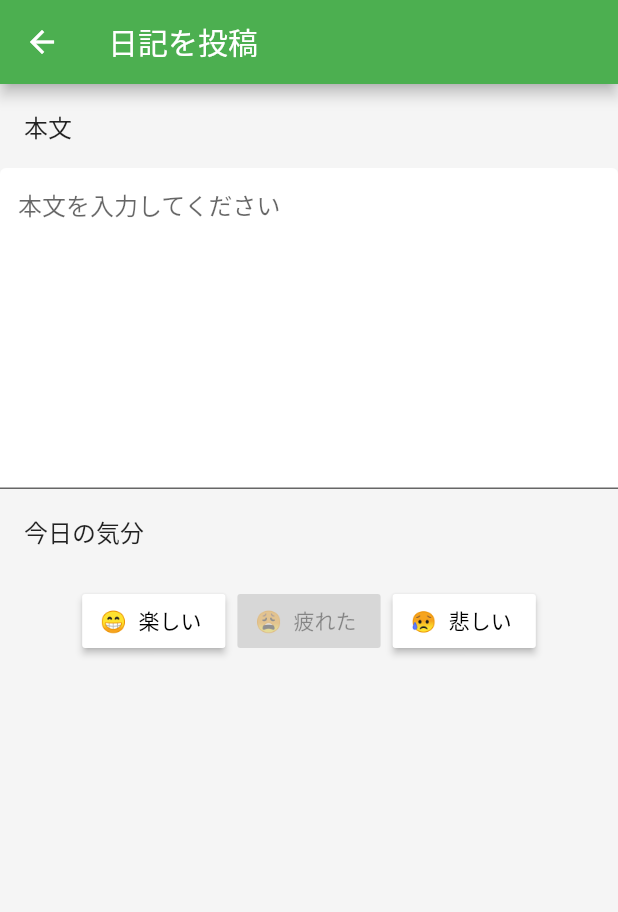
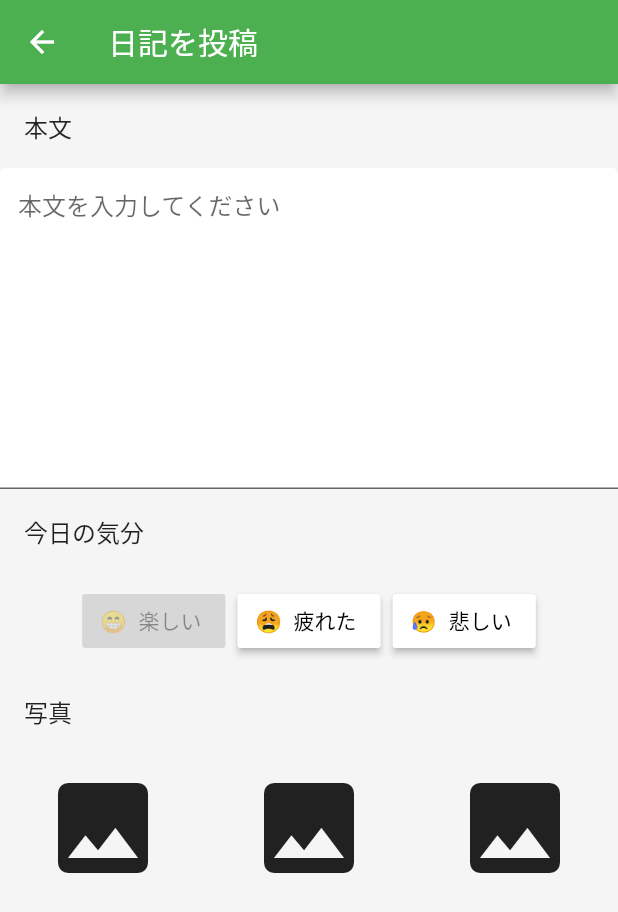
Before and after one commit to suusan2go/familog-app, a Flutter app: the DiaryEntryForm screen opened directly, after a tap on "楽しい", on a phone screen of 412 x 824 dp. Shown: the top 912 px of the screen. Run offline on Flutter 3.47's test engine with Material 2 defaults, Android fonts, the phone set to English and light mode, and no system bars; our stand-ins replace image_picker; network calls fail.

Commit message:
add image picker for diary entry form

```diff
--- a/lib/presentation/diary_entry_form.dart
+++ b/lib/presentation/diary_entry_form.dart
@@ -1,5 +1,8 @@
+import 'dart:io';
+
 import 'package:flutter/material.dart';
 import 'package:flutter/widgets.dart';
+import 'package:image_picker/image_picker.dart';
 
 class DiaryEntryForm extends StatefulWidget {
   @override
@@ -10,9 +13,54 @@ class DiaryEntryForm extends StatefulWidget {
 
 class _DiaryEntryFormState extends State<DiaryEntryForm> {
   String _body;
+  String _emoji;
+  File _imageFile1;
+  File _imageFile2;
+  File _imageFile3;
 
   void onChangeBody(String body) {
-    this._body = body;
+    setState(() {
+      this._body = body;
+    });
+  }
+
+  void onPressedSad() {
+    setState(() {
+      this._emoji = "sad";
+    });
+  }
+
+  void onPressedTired() {
+    setState(() {
+      this._emoji = "tired";
+    });
+  }
+
+  void onPressedHappy() {
+    setState(() {
+      this._emoji = "happy";
+    });
+  }
+
+  void getImage1() async {
+    var _fileName = await ImagePicker.pickImage();
+    setState(() {
+      _imageFile1 = _fileName;
+    });
+  }
+
+  void getImage2() async {
+    var _fileName = await ImagePicker.pickImage();
+    setState(() {
+      _imageFile2 = _fileName;
+    });
+  }
+
+  void getImage3() async {
+    var _fileName = await ImagePicker.pickImage();
+    setState(() {
+      _imageFile3 = _fileName;
+    });
   }
 
   @override
@@ -47,27 +95,65 @@ class _DiaryEntryFormState extends State<DiaryEntryForm> {
                 new RaisedButton.icon(
                   icon: const Text('😁'),
                   label: const Text('楽しい'),
-                  onPressed: () {
-                    // Perform some action
-                  },
+                  onPressed: _emoji == "happy" ? null : this.onPressedHappy,
                   color: Colors.white,
                 ),
                 new RaisedButton.icon(
                   color: Colors.white,
                   icon: const Text('😩'),
                   label: const Text('疲れた'),
-                  onPressed: null
+                  onPressed: _emoji == "tired" ? null : this.onPressedTired,
                 ),
                 new RaisedButton.icon(
                   color: Colors.white,
                   icon: const Text('😥'),
                   label: const Text('悲しい'),
-                  onPressed: () {
-                    // Perform some action
-                  },
+                  onPressed: _emoji == "sad" ? null : this.onPressedSad,
                 ),
               ],
             ),
+            new ListTile(
+              title: new Text("写真"),
+            ),
+            new Row(
+              mainAxisAlignment: MainAxisAlignment.spaceEvenly,
+              crossAxisAlignment: CrossAxisAlignment.center,
+              children: <Widget>[
+                new Expanded(
+                  child: new Container(
+                    padding: new EdgeInsets.only(left: 10.0, right: 10.0),
+                    height: 100.0,
+                    child: _imageFile1 == null ? new IconButton(
+                        icon: new Icon(Icons.image, size: 80.0),
+                        tooltip: 'Increase volume by 10%',
+                        onPressed: getImage1
+                    ): new Image.file(_imageFile1, fit: BoxFit.contain),
+                  )
+                ),
+                new Expanded(
+                    child: new Container(
+                      padding: new EdgeInsets.only(left: 10.0, right: 10.0),
+                      height: 100.0,
+                      child: _imageFile2 == null ? new IconButton(
+                          icon: new Icon(Icons.image, size: 80.0),
+                          tooltip: 'Increase volume by 10%',
+                          onPressed: getImage2
+                      ): new Image.file(_imageFile2, fit: BoxFit.contain),
+                    )
+                ),
+                new Expanded(
+                    child: new Container(
+                      padding: new EdgeInsets.only(left: 10.0, right: 10.0),
+                      height: 100.0,
+                      child: _imageFile3 == null ? new IconButton(
+                          icon: new Icon(Icons.image, size: 80.0),
+                          tooltip: 'Increase volume by 10%',
+                          onPressed: getImage3
+                      ): new Image.file(_imageFile2, fit: BoxFit.contain),
+                    )
+                ),
+              ],
+            )
           ],
         ),
       ),
```
